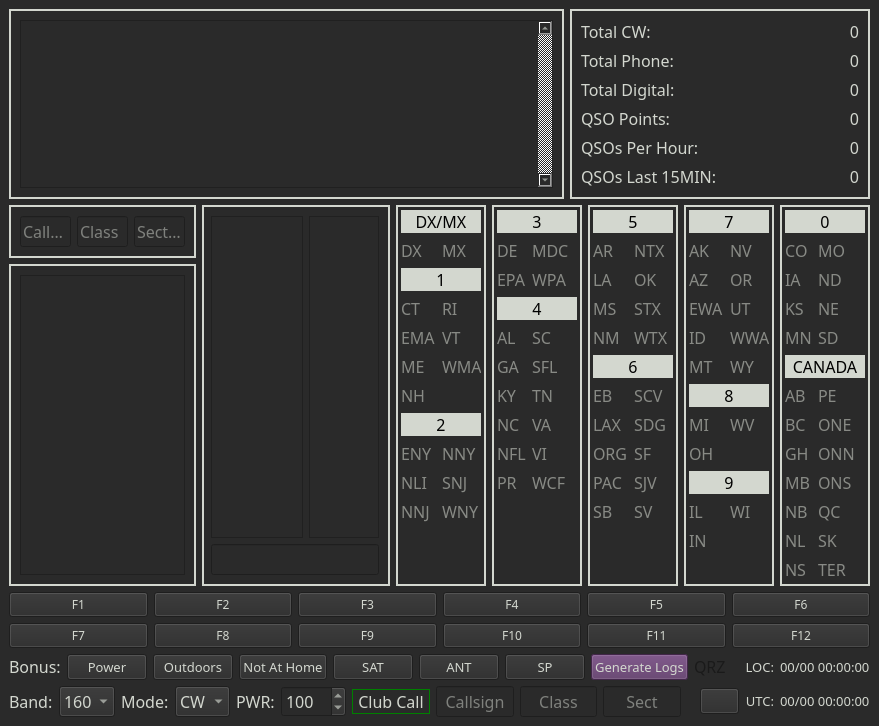
Before: the Qt Designer form wfdlogger/data/main.ui in mbridak/WinterFieldDayLogger, drawn with Qt 5.
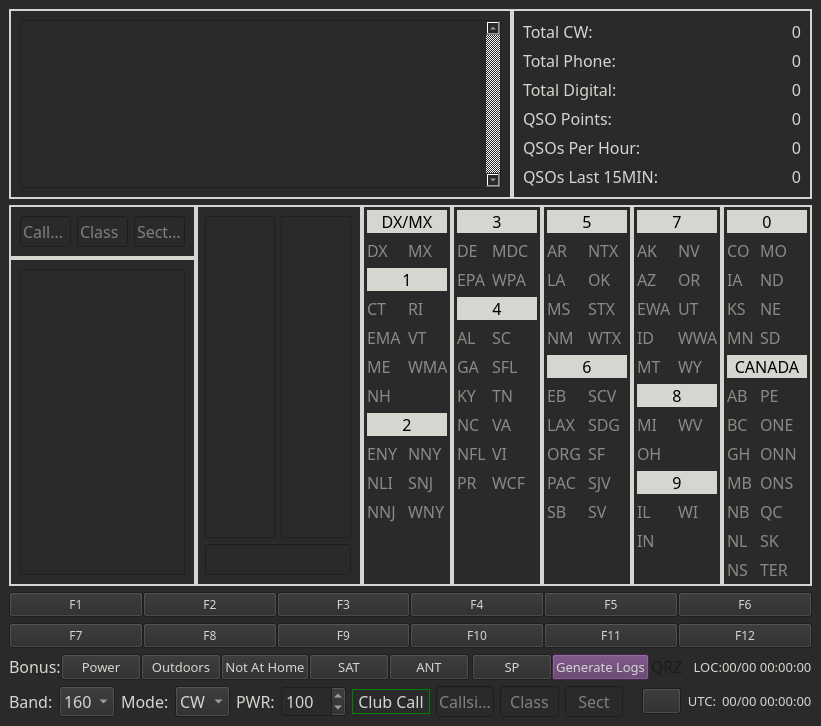
After: the same form once the commit is applied. Icons and pictures are not drawn.

Patch:
```diff
--- a/wfdlogger/data/main.ui
+++ b/wfdlogger/data/main.ui
@@ -52,6 +52,24 @@
     </sizepolicy>
    </property>
    <layout class="QGridLayout" name="gridLayout">
+    <property name="leftMargin">
+     <number>9</number>
+    </property>
+    <property name="topMargin">
+     <number>9</number>
+    </property>
+    <property name="rightMargin">
+     <number>9</number>
+    </property>
+    <property name="bottomMargin">
+     <number>9</number>
+    </property>
+    <property name="horizontalSpacing">
+     <number>0</number>
+    </property>
+    <property name="verticalSpacing">
+     <number>6</number>
+    </property>
     <item row="0" column="0">
      <layout class="QHBoxLayout" name="horizontalLayout_2">
       <property name="sizeConstraint">
@@ -63,7 +81,6 @@
          <font>
           <family>JetBrains Mono</family>
           <pointsize>12</pointsize>
-          <weight>75</weight>
           <bold>true</bold>
          </font>
         </property>
@@ -80,7 +97,6 @@
             <font>
              <family>JetBrains Mono</family>
              <pointsize>12</pointsize>
-             <weight>50</weight>
              <bold>false</bold>
             </font>
            </property>
@@ -151,7 +167,6 @@
             <font>
              <family>JetBrains Mono</family>
              <pointsize>12</pointsize>
-             <weight>50</weight>
              <bold>false</bold>
              <kerning>true</kerning>
             </font>
@@ -167,7 +182,6 @@
             <font>
              <family>JetBrains Mono</family>
              <pointsize>12</pointsize>
-             <weight>50</weight>
              <bold>false</bold>
             </font>
            </property>
@@ -191,7 +205,6 @@
             <font>
              <family>JetBrains Mono</family>
              <pointsize>12</pointsize>
-             <weight>50</weight>
              <bold>false</bold>
             </font>
            </property>
@@ -206,7 +219,6 @@
             <font>
              <family>JetBrains Mono</family>
              <pointsize>12</pointsize>
-             <weight>50</weight>
              <bold>false</bold>
             </font>
            </property>
@@ -230,7 +242,6 @@
             <font>
              <family>JetBrains Mono</family>
              <pointsize>12</pointsize>
-             <weight>50</weight>
              <bold>false</bold>
             </font>
            </property>
@@ -245,7 +256,6 @@
             <font>
              <family>JetBrains Mono</family>
              <pointsize>12</pointsize>
-             <weight>50</weight>
              <bold>false</bold>
             </font>
            </property>
@@ -269,7 +279,6 @@
             <font>
              <family>JetBrains Mono</family>
              <pointsize>12</pointsize>
-             <weight>50</weight>
              <bold>false</bold>
             </font>
            </property>
@@ -284,7 +293,6 @@
             <font>
              <family>JetBrains Mono</family>
              <pointsize>12</pointsize>
-             <weight>50</weight>
              <bold>false</bold>
             </font>
            </property>
@@ -308,7 +316,6 @@
             <font>
              <family>JetBrains Mono</family>
              <pointsize>12</pointsize>
-             <weight>50</weight>
              <bold>false</bold>
             </font>
            </property>
@@ -323,7 +330,6 @@
             <font>
              <family>JetBrains Mono</family>
              <pointsize>12</pointsize>
-             <weight>50</weight>
              <bold>false</bold>
             </font>
            </property>
@@ -347,7 +353,6 @@
             <font>
              <family>JetBrains Mono</family>
              <pointsize>12</pointsize>
-             <weight>50</weight>
              <bold>false</bold>
             </font>
            </property>
@@ -362,7 +367,6 @@
             <font>
              <family>JetBrains Mono</family>
              <pointsize>12</pointsize>
-             <weight>50</weight>
              <bold>false</bold>
             </font>
            </property>
@@ -511,7 +515,6 @@
               <font>
                <family>JetBrains Mono</family>
                <pointsize>12</pointsize>
-               <weight>50</weight>
                <bold>false</bold>
               </font>
              </property>
@@ -683,7 +686,6 @@
               <font>
                <family>JetBrains Mono</family>
                <pointsize>12</pointsize>
-               <weight>50</weight>
                <bold>false</bold>
               </font>
              </property>
@@ -737,7 +739,6 @@
               <font>
                <family>JetBrains Mono</family>
                <pointsize>12</pointsize>
-               <weight>50</weight>
                <bold>false</bold>
               </font>
              </property>
@@ -759,7 +760,6 @@
               <font>
                <family>JetBrains Mono</family>
                <pointsize>12</pointsize>
-               <weight>50</weight>
                <bold>false</bold>
               </font>
              </property>
@@ -777,7 +777,6 @@
               <font>
                <family>JetBrains Mono</family>
                <pointsize>12</pointsize>
-               <weight>50</weight>
                <bold>false</bold>
               </font>
              </property>
@@ -795,7 +794,6 @@
               <font>
                <family>JetBrains Mono</family>
                <pointsize>12</pointsize>
-               <weight>50</weight>
                <bold>false</bold>
               </font>
              </property>
@@ -813,7 +811,6 @@
               <font>
                <family>JetBrains Mono</family>
                <pointsize>12</pointsize>
-               <weight>50</weight>
                <bold>false</bold>
               </font>
              </property>
@@ -831,7 +828,6 @@
               <font>
                <family>JetBrains Mono</family>
                <pointsize>12</pointsize>
-               <weight>50</weight>
                <bold>false</bold>
               </font>
              </property>
@@ -849,7 +845,6 @@
               <font>
                <family>JetBrains Mono</family>
                <pointsize>12</pointsize>
-               <weight>50</weight>
                <bold>false</bold>
               </font>
              </property>
@@ -867,7 +862,6 @@
               <font>
                <family>JetBrains Mono</family>
                <pointsize>12</pointsize>
-               <weight>50</weight>
                <bold>false</bold>
               </font>
              </property>
@@ -889,7 +883,6 @@
               <font>
                <family>JetBrains Mono</family>
                <pointsize>12</pointsize>
-               <weight>50</weight>
                <bold>false</bold>
               </font>
              </property>
@@ -907,7 +900,6 @@
               <font>
                <family>JetBrains Mono</family>
                <pointsize>12</pointsize>
-               <weight>50</weight>
                <bold>false</bold>
               </font>
              </property>
@@ -925,7 +917,6 @@
               <font>
                <family>JetBrains Mono</family>
                <pointsize>12</pointsize>
-               <weight>50</weight>
                <bold>false</bold>
               </font>
              </property>
@@ -943,7 +934,6 @@
               <font>
                <family>JetBrains Mono</family>
                <pointsize>12</pointsize>
-               <weight>50</weight>
                <bold>false</bold>
               </font>
              </property>
@@ -961,7 +951,6 @@
               <font>
                <family>JetBrains Mono</family>
                <pointsize>12</pointsize>
-               <weight>50</weight>
                <bold>false</bold>
               </font>
              </property>
@@ -979,7 +968,6 @@
               <font>
                <family>JetBrains Mono</family>
                <pointsize>12</pointsize>
-               <weight>50</weight>
                <bold>false</bold>
               </font>
              </property>
@@ -997,7 +985,6 @@
               <font>
                <family>JetBrains Mono</family>
                <pointsize>12</pointsize>
-               <weight>50</weight>
                <bold>false</bold>
               </font>
              </property>
@@ -1069,7 +1056,6 @@
               <font>
                <family>JetBrains Mono</family>
                <pointsize>12</pointsize>
-               <weight>50</weight>
                <bold>false</bold>
               </font>
              </property>
@@ -1091,7 +1077,6 @@
               <font>
                <family>JetBrains Mono</family>
                <pointsize>12</pointsize>
-               <weight>50</weight>
                <bold>false</bold>
               </font>
              </property>
@@ -1109,7 +1094,6 @@
               <font>
                <family>JetBrains Mono</family>
                <pointsize>12</pointsize>
-               <weight>50</weight>
                <bold>false</bold>
               </font>
              </property>
@@ -1127,7 +1111,6 @@
               <font>
                <family>JetBrains Mono</family>
                <pointsize>12</pointsize>
-               <weight>50</weight>
                <bold>false</bold>
               </font>
              </property>
@@ -1145,7 +1128,6 @@
               <font>
                <family>JetBrains Mono</family>
                <pointsize>12</pointsize>
-               <weight>50</weight>
                <bold>false</bold>
               </font>
              </property>
@@ -1163,7 +1145,6 @@
               <font>
                <family>JetBrains Mono</family>
                <pointsize>12</pointsize>
-               <weight>50</weight>
                <bold>false</bold>
               </font>
              </property>
@@ -1185,7 +1166,6 @@
               <font>
                <family>JetBrains Mono</family>
                <pointsize>12</pointsize>
-               <weight>50</weight>
                <bold>false</bold>
               </font>
              </property>
@@ -1203,7 +1183,6 @@
               <font>
                <family>JetBrains Mono</family>
                <pointsize>12</pointsize>
-               <weight>50</weight>
                <bold>false</bold>
               </font>
              </property>
@@ -1221,7 +1200,6 @@
               <font>
                <family>JetBrains Mono</family>
                <pointsize>12</pointsize>
-               <weight>50</weight>
                <bold>false</bold>
               </font>
              </property>
@@ -1239,7 +1217,6 @@
               <font>
                <family>JetBrains Mono</family>
                <pointsize>12</pointsize>
-               <weight>50</weight>
                <bold>false</bold>
               </font>
              </property>
@@ -1257,7 +1234,6 @@
               <font>
                <family>JetBrains Mono</family>
                <pointsize>12</pointsize>
-               <weight>50</weight>
                <bold>false</bold>
               </font>
              </property>
@@ -1275,7 +1251,6 @@
               <font>
                <family>JetBrains Mono</family>
                <pointsize>12</pointsize>
-               <weight>50</weight>
                <bold>false</bold>
               </font>
              </property>
@@ -1293,7 +1268,6 @@
               <font>
                <family>JetBrains Mono</family>
                <pointsize>12</pointsize>
-               <weight>50</weight>
                <bold>false</bold>
               </font>
              </property>
@@ -1311,7 +1285,6 @@
               <font>
                <family>JetBrains Mono</family>
                <pointsize>12</pointsize>
-               <weight>50</weight>
                <bold>false</bold>
               </font>
              </property>
@@ -1329,7 +1302,6 @@
               <font>
                <family>JetBrains Mono</family>
                <pointsize>12</pointsize>
-               <weight>50</weight>
                <bold>false</bold>
               </font>
              </property>
@@ -1347,7 +1319,6 @@
               <font>
                <family>JetBrains Mono</family>
                <pointsize>12</pointsize>
-               <weight>50</weight>
                <bold>false</bold>
               </font>
              </property>
@@ -1365,7 +1336,6 @@
               <font>
                <family>JetBrains Mono</family>
                <pointsize>12</pointsize>
-               <weight>50</weight>
                <bold>false</bold>
               </font>
              </property>
@@ -1383,7 +1353,6 @@
               <font>
                <family>JetBrains Mono</family>
                <pointsize>12</pointsize>
-               <weight>50</weight>
                <bold>false</bold>
               </font>
              </property>
@@ -1449,7 +1418,6 @@
               <font>
                <family>JetBrains Mono</family>
                <pointsize>12</pointsize>
-               <weight>50</weight>
                <bold>false</bold>
               </font>
              </property>
@@ -1471,7 +1439,6 @@
               <font>
                <family>JetBrains Mono</family>
                <pointsize>12</pointsize>
-               <weight>50</weight>
                <bold>false</bold>
               </font>
              </property>
@@ -1489,7 +1456,6 @@
               <font>
                <family>JetBrains Mono</family>
                <pointsize>12</pointsize>
-               <weight>50</weight>
                <bold>false</bold>
               </font>
              </property>
@@ -1507,7 +1473,6 @@
               <font>
                <family>JetBrains Mono</family>
                <pointsize>12</pointsize>
-               <weight>50</weight>
                <bold>false</bold>
               </font>
              </property>
@@ -1525,7 +1490,6 @@
               <font>
                <family>JetBrains Mono</family>
                <pointsize>12</pointsize>
-               <weight>50</weight>
                <bold>false</bold>
               </font>
              </property>
@@ -1543,7 +1507,6 @@
               <font>
                <family>JetBrains Mono</family>
                <pointsize>12</pointsize>
-               <weight>50</weight>
                <bold>false</bold>
               </font>
              </property>
@@ -1561,7 +1524,6 @@
               <font>
                <family>JetBrains Mono</family>
                <pointsize>12</pointsize>
-               <weight>50</weight>
                <bold>false</bold>
               </font>
              </property>
@@ -1579,7 +1541,6 @@
               <font>
                <family>JetBrains Mono</family>
                <pointsize>12</pointsize>
-               <weight>50</weight>
                <bold>false</bold>
               </font>
              </property>
@@ -1597,7 +1558,6 @@
               <font>
                <family>JetBrains Mono</family>
                <pointsize>12</pointsize>
-               <weight>50</weight>
                <bold>false</bold>
               </font>
              </property>
@@ -1615,7 +1575,6 @@
               <font>
                <family>JetBrains Mono</family>
                <pointsize>12</pointsize>
-               <weight>50</weight>
                <bold>false</bold>
               </font>
              </property>
@@ -1637,7 +1596,6 @@
               <font>
                <family>JetBrains Mono</family>
                <pointsize>12</pointsize>
-               <weight>50</weight>
                <bold>false</bold>
               </font>
              </property>
@@ -1655,7 +1613,6 @@
               <font>
                <family>JetBrains Mono</family>
                <pointsize>12</pointsize>
-               <weight>50</weight>
                <bold>false</bold>
               </font>
              </property>
@@ -1673,7 +1630,6 @@
               <font>
                <family>JetBrains Mono</family>
                <pointsize>12</pointsize>
-               <weight>50</weight>
                <bold>false</bold>
               </font>
              </property>
@@ -1691,7 +1647,6 @@
               <font>
                <family>JetBrains Mono</family>
                <pointsize>12</pointsize>
-               <weight>50</weight>
                <bold>false</bold>
               </font>
              </property>
@@ -1715,7 +1670,6 @@
               <font>
                <family>JetBrains Mono</family>
                <pointsize>12</pointsize>
-               <weight>50</weight>
                <bold>false</bold>
               </font>
              </property>
@@ -1733,7 +1687,6 @@
               <font>
                <family>JetBrains Mono</family>
                <pointsize>12</pointsize>
-               <weight>50</weight>
                <bold>false</bold>
               </font>
              </property>
@@ -1751,7 +1704,6 @@
               <font>
                <family>JetBrains Mono</family>
                <pointsize>12</pointsize>
-               <weight>50</weight>
                <bold>false</bold>
               </font>
              </property>
@@ -1769,7 +1721,6 @@
               <font>
                <family>JetBrains Mono</family>
                <pointsize>12</pointsize>
-               <weight>50</weight>
                <bold>false</bold>
               </font>
              </property>
@@ -1787,7 +1738,6 @@
               <font>
                <family>JetBrains Mono</family>
                <pointsize>12</pointsize>
-               <weight>50</weight>
                <bold>false</bold>
               </font>
              </property>
@@ -1805,7 +1755,6 @@
               <font>
                <family>JetBrains Mono</family>
                <pointsize>12</pointsize>
-               <weight>50</weight>
                <bold>false</bold>
               </font>
              </property>
@@ -1871,7 +1820,6 @@
               <font>
                <family>JetBrains Mono</family>
                <pointsize>12</pointsize>
-               <weight>50</weight>
                <bold>false</bold>
               </font>
              </property>
@@ -1895,7 +1843,6 @@
               <font>
                <family>JetBrains Mono</family>
                <pointsize>12</pointsize>
-               <weight>50</weight>
                <bold>false</bold>
               </font>
              </property>
@@ -1913,7 +1860,6 @@
               <font>
                <family>JetBrains Mono</family>
                <pointsize>12</pointsize>
-               <weight>50</weight>
                <bold>false</bold>
               </font>
              </property>
@@ -1931,7 +1877,6 @@
               <font>
                <family>JetBrains Mono</family>
                <pointsize>12</pointsize>
-               <weight>50</weight>
                <bold>false</bold>
               </font>
              </property>
@@ -1949,7 +1894,6 @@
               <font>
                <family>JetBrains Mono</family>
                <pointsize>12</pointsize>
-               <weight>50</weight>
                <bold>false</bold>
               </font>
              </property>
@@ -1967,7 +1911,6 @@
               <font>
                <family>JetBrains Mono</family>
                <pointsize>12</pointsize>
-               <weight>50</weight>
                <bold>false</bold>
               </font>
              </property>
@@ -1985,7 +1928,6 @@
               <font>
                <family>JetBrains Mono</family>
                <pointsize>12</pointsize>
-               <weight>50</weight>
                <bold>false</bold>
               </font>
              </property>
@@ -2003,7 +1945,6 @@
               <font>
                <family>JetBrains Mono</family>
                <pointsize>12</pointsize>
-               <weight>50</weight>
                <bold>false</bold>
               </font>
              </property>
@@ -2021,7 +1962,6 @@
               <font>
                <family>JetBrains Mono</family>
                <pointsize>12</pointsize>
-               <weight>50</weight>
                <bold>false</bold>
               </font>
              </property>
@@ -2039,7 +1979,6 @@
               <font>
                <family>JetBrains Mono</family>
                <pointsize>12</pointsize>
-               <weight>50</weight>
                <bold>false</bold>
               </font>
              </property>
@@ -2057,7 +1996,6 @@
               <font>
                <family>JetBrains Mono</family>
                <pointsize>12</pointsize>
-               <weight>50</weight>
                <bold>false</bold>
               </font>
              </property>
@@ -2075,7 +2013,6 @@
               <font>
                <family>JetBrains Mono</family>
                <pointsize>12</pointsize>
-               <weight>50</weight>
                <bold>false</bold>
               </font>
              </property>
@@ -2093,7 +2030,6 @@
               <font>
                <family>JetBrains Mono</family>
                <pointsize>12</pointsize>
-               <weight>50</weight>
                <bold>false</bold>
               </font>
              </property>
@@ -2111,7 +2047,6 @@
               <font>
                <family>JetBrains Mono</family>
                <pointsize>12</pointsize>
-               <weight>50</weight>
                <bold>false</bold>
               </font>
              </property>
@@ -2129,7 +2064,6 @@
               <font>
                <family>JetBrains Mono</family>
                <pointsize>12</pointsize>
-               <weight>50</weight>
                <bold>false</bold>
               </font>
              </property>
@@ -2147,7 +2081,6 @@
               <font>
                <family>JetBrains Mono</family>
                <pointsize>12</pointsize>
-               <weight>50</weight>
                <bold>false</bold>
               </font>
              </property>
@@ -2177,7 +2110,6 @@
               <font>
                <family>JetBrains Mono</family>
                <pointsize>12</pointsize>
-               <weight>50</weight>
                <bold>false</bold>
               </font>
              </property>
@@ -2205,7 +2137,6 @@
               <font>
                <family>JetBrains Mono</family>
                <pointsize>12</pointsize>
-               <weight>50</weight>
                <bold>false</bold>
               </font>
              </property>
@@ -2233,7 +2164,6 @@
               <font>
                <family>JetBrains Mono</family>
                <pointsize>12</pointsize>
-               <weight>50</weight>
                <bold>false</bold>
               </font>
              </property>
@@ -2303,7 +2233,6 @@
               <font>
                <family>JetBrains Mono</family>
                <pointsize>12</pointsize>
-               <weight>50</weight>
                <bold>false</bold>
               </font>
              </property>
@@ -2328,7 +2257,6 @@
               <font>
                <family>JetBrains Mono</family>
                <pointsize>12</pointsize>
-               <weight>50</weight>
                <bold>false</bold>
                <kerning>false</kerning>
               </font>
@@ -2347,7 +2275,6 @@
               <font>
                <family>JetBrains Mono</family>
                <pointsize>12</pointsize>
-               <weight>50</weight>
                <bold>false</bold>
               </font>
              </property>
@@ -2365,7 +2292,6 @@
               <font>
                <family>JetBrains Mono</family>
                <pointsize>12</pointsize>
-               <weight>50</weight>
                <bold>false</bold>
               </font>
              </property>
@@ -2383,7 +2309,6 @@
               <font>
                <family>JetBrains Mono</family>
                <pointsize>12</pointsize>
-               <weight>50</weight>
                <bold>false</bold>
               </font>
              </property>
@@ -2401,7 +2326,6 @@
               <font>
                <family>JetBrains Mono</family>
                <pointsize>12</pointsize>
-               <weight>50</weight>
                <bold>false</bold>
               </font>
              </property>
@@ -2419,7 +2343,6 @@
               <font>
                <family>JetBrains Mono</family>
                <pointsize>12</pointsize>
-               <weight>50</weight>
                <bold>false</bold>
               </font>
              </property>
@@ -2437,7 +2360,6 @@
               <font>
                <family>JetBrains Mono</family>
                <pointsize>12</pointsize>
-               <weight>50</weight>
                <bold>false</bold>
               </font>
              </property>
@@ -2455,7 +2377,6 @@
               <font>
                <family>JetBrains Mono</family>
                <pointsize>12</pointsize>
-               <weight>50</weight>
                <bold>false</bold>
               </font>
              </property>
@@ -2477,7 +2398,6 @@
               <font>
                <family>JetBrains Mono</family>
                <pointsize>12</pointsize>
-               <weight>50</weight>
                <bold>false</bold>
               </font>
              </property>
@@ -2495,7 +2415,6 @@
               <font>
                <family>JetBrains Mono</family>
                <pointsize>12</pointsize>
-               <weight>50</weight>
                <bold>false</bold>
               </font>
              </property>
@@ -2513,7 +2432,6 @@
               <font>
                <family>JetBrains Mono</family>
                <pointsize>12</pointsize>
-               <weight>50</weight>
                <bold>false</bold>
               </font>
              </property>
@@ -2531,7 +2449,6 @@
               <font>
                <family>JetBrains Mono</family>
                <pointsize>12</pointsize>
-               <weight>50</weight>
                <bold>false</bold>
               </font>
              </property>
@@ -2549,7 +2466,6 @@
               <font>
                <family>JetBrains Mono</family>
                <pointsize>12</pointsize>
-               <weight>50</weight>
                <bold>false</bold>
               </font>
              </property>
@@ -2567,7 +2483,6 @@
               <font>
                <family>JetBrains Mono</family>
                <pointsize>12</pointsize>
-               <weight>50</weight>
                <bold>false</bold>
               </font>
              </property>
@@ -2585,7 +2500,6 @@
               <font>
                <family>JetBrains Mono</family>
                <pointsize>12</pointsize>
-               <weight>50</weight>
                <bold>false</bold>
               </font>
              </property>
@@ -2603,7 +2517,6 @@
               <font>
                <family>JetBrains Mono</family>
                <pointsize>12</pointsize>
-               <weight>50</weight>
                <bold>false</bold>
               </font>
              </property>
@@ -2621,7 +2534,6 @@
               <font>
                <family>JetBrains Mono</family>
                <pointsize>12</pointsize>
-               <weight>50</weight>
                <bold>false</bold>
               </font>
              </property>
@@ -2639,7 +2551,6 @@
               <font>
                <family>JetBrains Mono</family>
                <pointsize>12</pointsize>
-               <weight>50</weight>
                <bold>false</bold>
               </font>
              </property>
@@ -2657,7 +2568,6 @@
               <font>
                <family>JetBrains Mono</family>
                <pointsize>12</pointsize>
-               <weight>50</weight>
                <bold>false</bold>
               </font>
              </property>
@@ -2675,7 +2585,6 @@
               <font>
                <family>JetBrains Mono</family>
                <pointsize>12</pointsize>
-               <weight>50</weight>
                <bold>false</bold>
               </font>
              </property>
@@ -2693,7 +2602,6 @@
               <font>
                <family>JetBrains Mono</family>
                <pointsize>12</pointsize>
-               <weight>50</weight>
                <bold>false</bold>
               </font>
              </property>
@@ -2711,7 +2619,6 @@
               <font>
                <family>JetBrains Mono</family>
                <pointsize>12</pointsize>
-               <weight>50</weight>
                <bold>false</bold>
               </font>
              </property>
@@ -2984,7 +2891,6 @@
          <font>
           <family>JetBrains Mono</family>
           <pointsize>10</pointsize>
-          <weight>50</weight>
           <bold>false</bold>
          </font>
         </property>
@@ -3002,7 +2908,6 @@
          <font>
           <family>JetBrains Mono</family>
           <pointsize>10</pointsize>
-          <weight>50</weight>
           <bold>false</bold>
          </font>
         </property>
@@ -3020,7 +2925,6 @@
          <font>
           <family>JetBrains Mono</family>
           <pointsize>10</pointsize>
-          <weight>50</weight>
           <bold>false</bold>
          </font>
         </property>
@@ -3038,7 +2942,6 @@
          <font>
           <family>JetBrains Mono</family>
           <pointsize>10</pointsize>
-          <weight>50</weight>
           <bold>false</bold>
          </font>
         </property>
@@ -3101,7 +3004,6 @@
          <font>
           <family>JetBrains Mono</family>
           <pointsize>10</pointsize>
-          <weight>50</weight>
           <bold>false</bold>
          </font>
         </property>
@@ -3141,7 +3043,6 @@
          <font>
           <family>JetBrains Mono</family>
           <pointsize>12</pointsize>
-          <weight>50</weight>
           <bold>false</bold>
          </font>
         </property>
@@ -3199,7 +3100,6 @@
          <font>
           <family>JetBrains Mono</family>
           <pointsize>10</pointsize>
-          <weight>50</weight>
           <bold>false</bold>
          </font>
         </property>
@@ -3229,7 +3129,6 @@
          <font>
           <family>JetBrains Mono</family>
           <pointsize>10</pointsize>
-          <weight>50</weight>
           <bold>false</bold>
          </font>
         </property>
@@ -3490,7 +3389,6 @@
          <font>
           <family>JetBrains Mono</family>
           <pointsize>12</pointsize>
-          <weight>50</weight>
           <bold>false</bold>
          </font>
         </property>
@@ -3517,7 +3415,6 @@
          <font>
           <family>JetBrains Mono</family>
           <pointsize>12</pointsize>
-          <weight>50</weight>
           <bold>false</bold>
          </font>
         </property>
@@ -3544,7 +3441,6 @@
          <font>
           <family>JetBrains Mono</family>
           <pointsize>12</pointsize>
-          <weight>50</weight>
           <bold>false</bold>
          </font>
         </property>
@@ -3586,7 +3482,6 @@
         <property name="font">
          <font>
           <family>JetBrains Mono</family>
-          <weight>50</weight>
           <bold>false</bold>
          </font>
         </property>
@@ -3604,7 +3499,6 @@
          <font>
           <family>JetBrains Mono</family>
           <pointsize>10</pointsize>
-          <weight>50</weight>
           <bold>false</bold>
          </font>
         </property>
@@ -3645,7 +3539,6 @@
          <font>
           <family>JetBrains Mono</family>
           <pointsize>10</pointsize>
-          <weight>50</weight>
           <bold>false</bold>
          </font>
         </property>
@@ -3669,7 +3562,6 @@
          <font>
           <family>JetBrains Mono</family>
           <pointsize>10</pointsize>
-          <weight>50</weight>
           <bold>false</bold>
          </font>
         </property>
```
Left out of the diff: 11 changed lines with no effect on the pictures.
